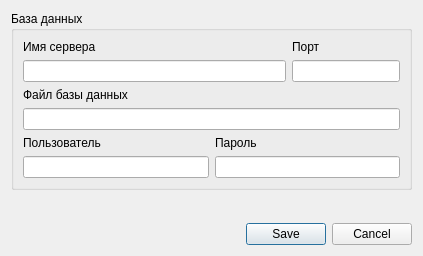
First picture: the form in Settings/settingsdialog.ui, repository rust3128/Spacer, before the edit.
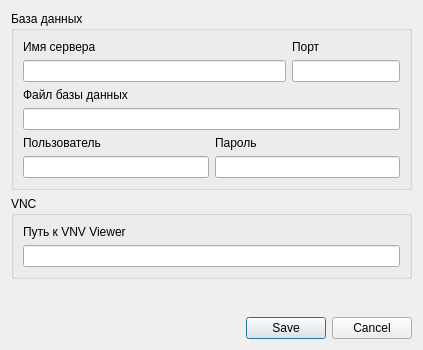
Second picture: the form after the edit.

Patch:
```diff
--- a/Settings/settingsdialog.ui
+++ b/Settings/settingsdialog.ui
@@ -7,14 +7,14 @@
     <x>0</x>
     <y>0</y>
     <width>423</width>
-    <height>256</height>
+    <height>350</height>
    </rect>
   </property>
   <property name="windowTitle">
    <string>Настройки</string>
   </property>
-  <layout class="QGridLayout" name="gridLayout_2">
-   <item row="1" column="0">
+  <layout class="QGridLayout" name="gridLayout_3">
+   <item row="0" column="0">
     <widget class="QGroupBox" name="groupBox">
      <property name="title">
       <string>База данных</string>
@@ -105,11 +105,23 @@
      </layout>
     </widget>
    </item>
-   <item row="3" column="0">
-    <widget class="QDialogButtonBox" name="buttonBox">
-     <property name="standardButtons">
-      <set>QDialogButtonBox::Cancel|QDialogButtonBox::Save</set>
+   <item row="1" column="0">
+    <widget class="QGroupBox" name="groupBoxVNC">
+     <property name="title">
+      <string>VNC</string>
      </property>
+     <layout class="QGridLayout" name="gridLayout_2">
+      <item row="0" column="0">
+       <widget class="QLabel" name="label_6">
+        <property name="text">
+         <string>Путь к VNV Viewer</string>
+        </property>
+       </widget>
+      </item>
+      <item row="1" column="0">
+       <widget class="QLineEdit" name="lineEditVNC"/>
+      </item>
+     </layout>
     </widget>
    </item>
    <item row="2" column="0">
@@ -125,6 +137,13 @@
      </property>
     </spacer>
    </item>
+   <item row="3" column="0">
+    <widget class="QDialogButtonBox" name="buttonBox">
+     <property name="standardButtons">
+      <set>QDialogButtonBox::Cancel|QDialogButtonBox::Save</set>
+     </property>
+    </widget>
+   </item>
   </layout>
  </widget>
  <tabstops>
```
